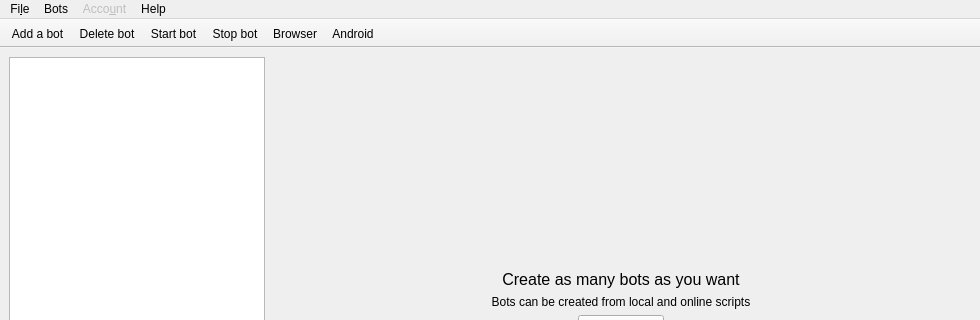
First picture: the form in botfather/gui/mainwindow.ui, repository botfatherio/botfather, before the edit; both pictures show x 0 to 980 and y 0 to 320 of the 980 by 580 pixel window.
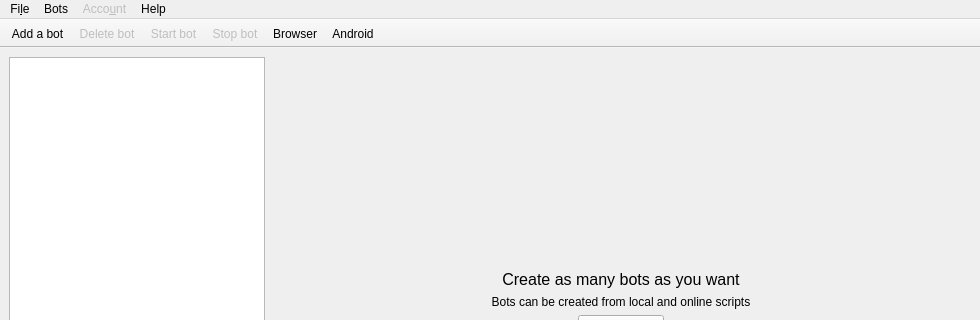
Second picture: the form after the edit. Icons and pictures are not drawn.

Commit message: Disable the start, stop and delete buttons when no bot is selected

What changed in the file:
```diff
--- a/botfather/gui/mainwindow.ui
+++ b/botfather/gui/mainwindow.ui
@@ -201,6 +201,9 @@
   </widget>
   <widget class="QStatusBar" name="statusbar"/>
   <widget class="QToolBar" name="toolBar">
+   <property name="enabled">
+    <bool>true</bool>
+   </property>
    <property name="windowTitle">
     <string>toolBar</string>
    </property>
@@ -245,6 +248,9 @@
    </property>
   </action>
   <action name="del_bot_action">
+   <property name="enabled">
+    <bool>false</bool>
+   </property>
    <property name="icon">
     <iconset resource="../res/botfather.qrc">
      <normaloff>:/icons/icons/icons8-trash-32.png</normaloff>:/icons/icons/icons8-trash-32.png</iconset>
@@ -260,6 +266,9 @@
    </property>
   </action>
   <action name="run_bot_action">
+   <property name="enabled">
+    <bool>false</bool>
+   </property>
    <property name="icon">
     <iconset resource="../res/botfather.qrc">
      <normaloff>:/icons/icons/icons8-play-32.png</normaloff>:/icons/icons/icons8-play-32.png</iconset>
@@ -290,6 +299,9 @@
    </property>
   </action>
   <action name="stop_bot_action">
+   <property name="enabled">
+    <bool>false</bool>
+   </property>
    <property name="icon">
     <iconset resource="../res/botfather.qrc">
      <normaloff>:/icons/icons/icons8-stop-32.png</normaloff>:/icons/icons/icons8-stop-32.png</iconset>
```
The commit also changes 1 other file.
